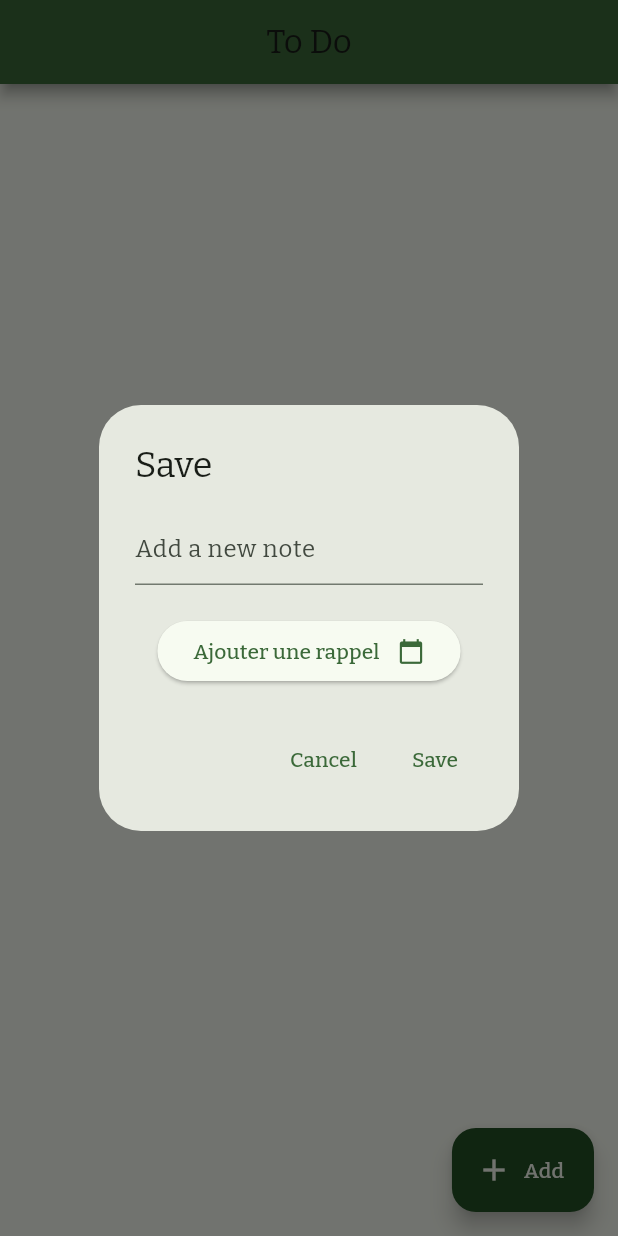
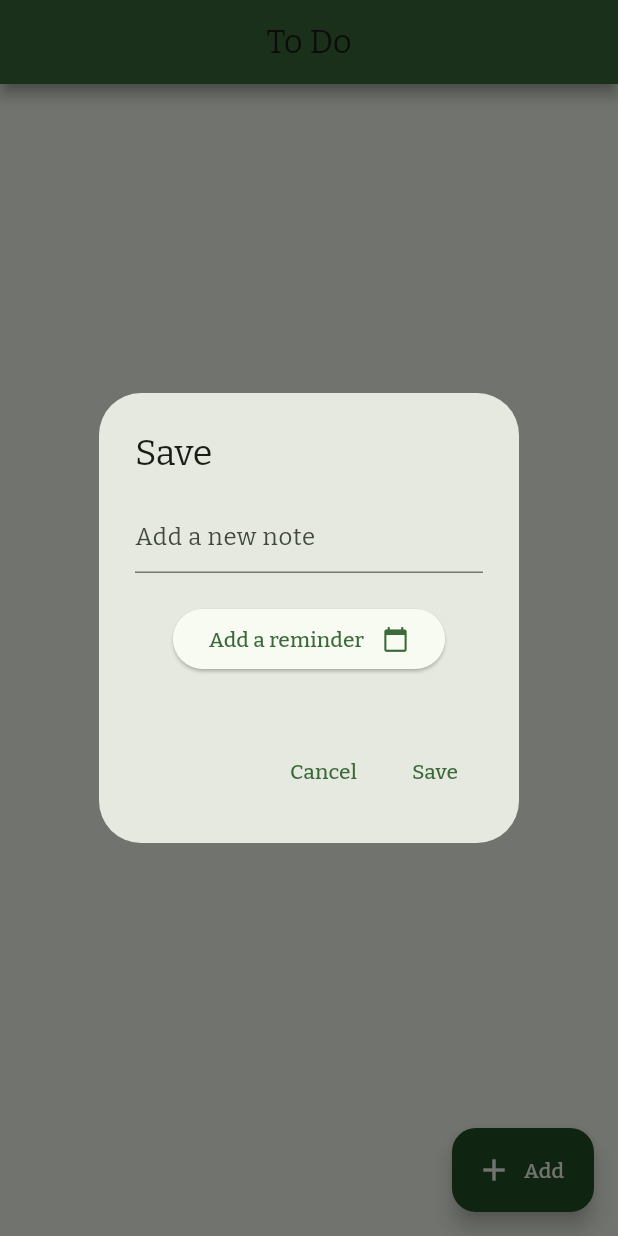
Before and after one commit to AlexForget/to_do_app, a Flutter app: the screen it shows after launch, after a tap on "Add", on a phone screen of 412 x 824 dp. Run offline on Flutter 3.47's test engine with Material 3 defaults, Android fonts, the phone set to English and light mode, and no system bars; our stand-ins replace bloc, flutter_bloc, flutter_local_notifications, flutter_timezone, google_fonts, hive and 2 more; missing offline and left inert: omni_datetime_picker; accounts and stored records are empty; generated files the repository leaves out were written again.

Commit message:
add plan notification + date format for display

```diff
--- a/lib/l10n/app_en.arb
+++ b/lib/l10n/app_en.arb
@@ -17,5 +17,7 @@
   "cancel": "Cancel",
   "record": "Save",
   "delete": "Delete",
-  "noteNoteRegister": "No notes have been recorded yet"
+  "noteNoteRegister": "No notes have been recorded yet",
+  "addReminder": "Add a reminder",
+  "notificationWillBeSent": "A notification will be sent on"
 }
--- a/lib/l10n/app_fr.arb
+++ b/lib/l10n/app_fr.arb
@@ -11,5 +11,7 @@
     "cancel": "Annuler",
     "record": "Enregistrer",
     "delete": "Supprimer",
-    "noteNoteRegister": "Aucunte note n'a encore été enregistré"
+    "noteNoteRegister": "Aucunte note n'a encore été enregistré",
+    "addReminder": "Ajouter une rappel",
+    "notificationWillBeSent": "Une notification sera envoyé le"
 }
--- a/lib/src/features/notes/presentation/widget/alert_dialog_add_note.dart
+++ b/lib/src/features/notes/presentation/widget/alert_dialog_add_note.dart
@@ -1,13 +1,14 @@
+import 'dart:io';
 import 'package:flutter/material.dart';
 import 'package:flutter_bloc/flutter_bloc.dart';
 import 'package:flutter_gen/gen_l10n/app_localizations.dart';
+import 'package:intl/intl.dart';
 import 'package:omni_datetime_picker/omni_datetime_picker.dart';
 import 'package:to_do_app/src/features/notes/bloc/note_list_bloc.dart';
 import 'package:to_do_app/src/features/notes/models/note_model.dart';
 import 'package:to_do_app/src/helpers/app_sizes.dart';
-import 'package:to_do_app/src/localisation/string_hardcoded.dart';
 
-class AlertDialogAddNote extends StatelessWidget {
+class AlertDialogAddNote extends StatefulWidget {
   const AlertDialogAddNote({
     super.key,
     required this.descriptionController,
@@ -16,8 +17,14 @@ class AlertDialogAddNote extends StatelessWidget {
   final TextEditingController descriptionController;
 
   @override
+  State<AlertDialogAddNote> createState() => _AlertDialogAddNoteState();
+}
+
+class _AlertDialogAddNoteState extends State<AlertDialogAddNote> {
+  DateTime? notificationTime;
+  String formattedDate = '';
+  @override
   Widget build(BuildContext context) {
-    DateTime? notificationTime;
     return AlertDialog(
       title: Text(AppLocalizations.of(context)!.record),
       content: Column(
@@ -25,7 +32,7 @@ class AlertDialogAddNote extends StatelessWidget {
         children: [
           TextField(
             textCapitalization: TextCapitalization.sentences,
-            controller: descriptionController,
+            controller: widget.descriptionController,
             decoration: InputDecoration(
                 hintText: AppLocalizations.of(context)!.addNewNote),
             minLines: 1,
@@ -41,17 +48,18 @@ class AlertDialogAddNote extends StatelessWidget {
                     backgroundColor: Theme.of(context).colorScheme.background,
                   ),
                   onPressed: () async {
-                    notificationTime =
-                        await showOmniDateTimePicker(context: context);
+                    setNotification();
                   },
                   child: Row(
                     children: [
                       Padding(
                         padding: const EdgeInsets.only(right: Sizes.p12),
-                        child: Text("Ajouter une rappel".hardcoded,
-                            style: TextStyle(
-                              color: Theme.of(context).colorScheme.primary,
-                            )),
+                        child: Text(
+                          AppLocalizations.of(context)!.addReminder,
+                          style: TextStyle(
+                            color: Theme.of(context).colorScheme.primary,
+                          ),
+                        ),
                       ),
                       Icon(
                         Icons.calendar_today,
@@ -63,6 +71,14 @@ class AlertDialogAddNote extends StatelessWidget {
               ],
             ),
           ),
+          Padding(
+            padding: const EdgeInsets.only(top: Sizes.p16),
+            child: notificationTime != null
+                ? Text(
+                    textAlign: TextAlign.center,
+                    '${AppLocalizations.of(context)!.notificationWillBeSent} $formattedDate')
+                : null,
+          )
         ],
       ),
       actions: <Widget>[
@@ -74,15 +90,15 @@ class AlertDialogAddNote extends StatelessWidget {
         ),
         TextButton(
           onPressed: () {
-            if (descriptionController.text.isNotEmpty) {
+            if (widget.descriptionController.text.isNotEmpty) {
               final note = NoteModel(
-                description: descriptionController.text.trim(),
+                description: widget.descriptionController.text.trim(),
                 completed: false,
                 notification: notificationTime,
               );
               context.read<NoteListBloc>().add(AddNote(note: note));
               Navigator.pop(context);
-              descriptionController.text = '';
+              widget.descriptionController.text = '';
             }
           },
           child: Text(
@@ -92,4 +108,19 @@ class AlertDialogAddNote extends StatelessWidget {
       ],
     );
   }
+
+  void setNotification() async {
+    final String deviceLocal = Platform.localeName;
+    notificationTime = await showOmniDateTimePicker(
+      context: context,
+      firstDate: DateTime.now(),
+      is24HourMode: true,
+    );
+    if (notificationTime != null) {
+      setState(() {
+        formattedDate =
+            DateFormat.MMMd(deviceLocal).add_Hm().format(notificationTime!);
+      });
+    }
+  }
 }
```
Also changed, not shown: lib/src/features/notes/bloc/note_list_bloc.dart (+14 -5 lines).
